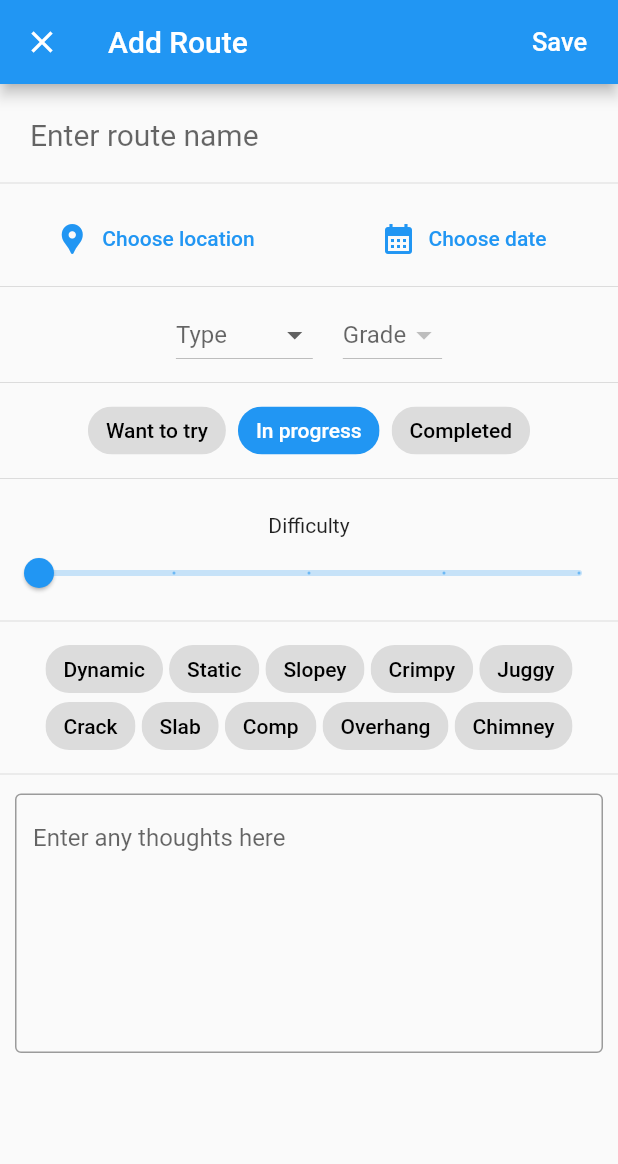
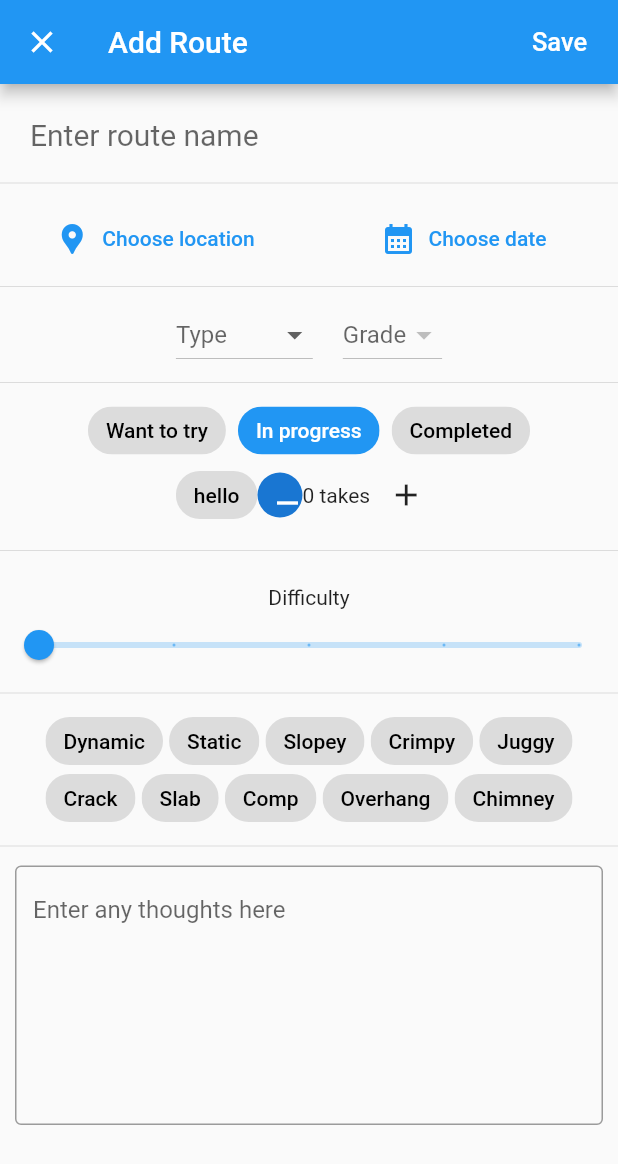
Before and after one commit to Redpoint-app/Redpoint, a Flutter app: the AddPage screen opened directly, after a tap on "In progress", on a phone screen of 412 x 824 dp. Shown: the top 1164 px of the screen. Run offline on Flutter 3.47's test engine with Material 2 defaults, Android fonts, the phone set to English and light mode, and no system bars.

Commit message:
updated app to use consistent and custom themeing

```diff
--- a/lib/main.dart
+++ b/lib/main.dart
@@ -15,8 +15,23 @@ class MyApp extends StatelessWidget {
     return MaterialApp(
       title: 'Flutter Demo',
       theme: ThemeData(
-        primarySwatch: Colors.blue,
-      ),
+          brightness: Brightness.light,
+          primaryColor: Colors.blue,
+          chipTheme: const ChipThemeData(
+              selectedColor: Colors.blue,
+              backgroundColor: Color.fromRGBO(220, 220, 220, 1),
+              labelStyle: TextStyle(
+                color: Colors.black,
+                fontWeight: FontWeight.w500,
+              ),
+              secondaryLabelStyle: TextStyle(
+                color: Colors.white,
+                fontWeight: FontWeight.w500,
+              )),
+          ),
+          darkTheme: ThemeData(
+            // TODO: Implement
+          ),
       home: const MyHomePage(title: 'Flutter Demo Home Page'),
       debugShowCheckedModeBanner: false,
     );
--- a/lib/model/completed_status.dart
+++ b/lib/model/completed_status.dart
@@ -1,8 +1,7 @@
 enum CompletedStatus {
   onsight("Onsight"),
   flash("Flash"),
-  redpoint("Redpoint"),
-  topped("Topped");
+  redpoint("Redpoint");
 
   const CompletedStatus(this.label);
   final String label;
--- a/lib/pages/add_page.dart
+++ b/lib/pages/add_page.dart
@@ -317,7 +317,28 @@ class _AddPageState extends State<AddPage> {
                               )
                               .toList(),
                         ),
-                      )),
+                      ))
+                else if (_status == Status.inProgress)
+                  Row(
+                    mainAxisAlignment: MainAxisAlignment.center,
+                    children: [
+                      Chip(label: Text("hello"),),
+                      CircleAvatar(
+                        backgroundColor: Theme.of(context).chipTheme.checkmarkColor,
+                          radius: 15,
+                          child: IconButton(
+                              onPressed: () {},
+                              icon: const Icon(
+                                Icons.remove,
+                              ))),
+                      const Text("0 takes"),
+                      IconButton(
+                          onPressed: () {},
+                          icon: Icon(
+                            Icons.add,
+                          )),
+                    ],
+                  )
               ]),
             ),
             const Divider(),
--- a/lib/widgets/add_form/form_multi_select_chip.dart
+++ b/lib/widgets/add_form/form_multi_select_chip.dart
@@ -1,7 +1,6 @@
 import 'dart:collection';
 
 import 'package:flutter/material.dart';
-import 'package:redpoint/widgets/custom_chip.dart';
 
 class FormMultiSelectChip<T> extends StatefulWidget {
   const FormMultiSelectChip(
@@ -26,11 +25,11 @@ class FormMultiSelectChip<T> extends StatefulWidget {
 class _FormMultiSelectChipState<T> extends State<FormMultiSelectChip> {
   @override
   Widget build(BuildContext context) {
-    return CustomChip(
-      label: widget.label,
+    return ChoiceChip(
+      label: Text(widget.label),
       selected: widget.values.contains(widget.value),
       onSelected: (bool selected) {
-        if (selected) {
+        if (!selected) {
           widget.values.remove(widget.value);
         } else {
           if (widget.values.length == widget.maxLength) {
--- a/lib/widgets/add_form/form_select_chip.dart
+++ b/lib/widgets/add_form/form_select_chip.dart
@@ -6,7 +6,6 @@
 /// This widget is used in the status section of the Add route page.
 
 import 'package:flutter/material.dart';
-import 'package:redpoint/widgets/custom_chip.dart';
 
 class FormSelectChip<T> extends StatefulWidget {
   const FormSelectChip(
@@ -38,8 +37,8 @@ class _FormSelectChipState extends State<FormSelectChip> {
 
     return Padding(
         padding: const EdgeInsets.symmetric(horizontal: 4),
-        child: CustomChip(
-          label: widget.label,
+        child: ChoiceChip(
+          label: Text(widget.label),
           selected: isSelected,
           onSelected: (bool selected) {
             widget._onSelected(selected);
--- a/lib/widgets/custom_chip.dart
+++ /dev/null
@@ -1,36 +0,0 @@
-import 'package:flutter/material.dart';
-
-class CustomChip extends StatefulWidget {
-  const CustomChip(
-      {super.key,
-      required this.label,
-      required this.selected,
-      this.onSelected});
-
-  final String label;
-  final bool selected;
-  final void Function(bool selected)? onSelected;
-
-  @override
-  _CustomChipState createState() => _CustomChipState();
-}
-
-class _CustomChipState extends State<CustomChip> {
-  @override
-  Widget build(BuildContext context) {
-    return ChoiceChip(
-          label: Text(widget.label),
-          selected: widget.selected,
-          selectedColor: Theme.of(context).primaryColor,
-          backgroundColor: Theme.of(context).chipTheme.disabledColor,
-          onSelected: (bool s) {
-            if (widget.onSelected != null) {
-              widget.onSelected!(widget.selected);
-            }
-          },
-          labelStyle: TextStyle(
-              color: widget.selected
-                  ? Theme.of(context).colorScheme.onPrimary
-                  : Theme.of(context).colorScheme.onSurface));
-  }
-}
--- a/lib/widgets/nav/add_button.dart
+++ b/lib/widgets/nav/add_button.dart
@@ -31,6 +31,7 @@ class _AddButtonState extends State<AddButton> {
   @override
   Widget build(BuildContext context) {
     return FloatingActionButton(
+      backgroundColor: Theme.of(context).primaryColor,
         tooltip: "Add Route",
         child: const Icon(Icons.add),
         onPressed: () {
```
Also changed, not shown: pubspec.lock.
